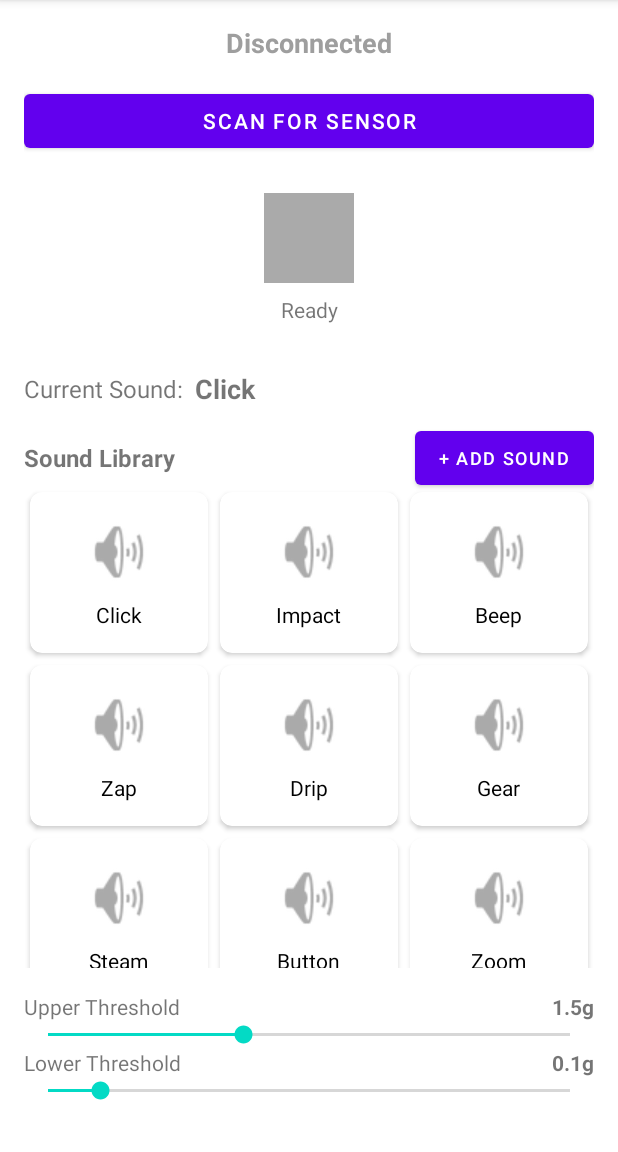
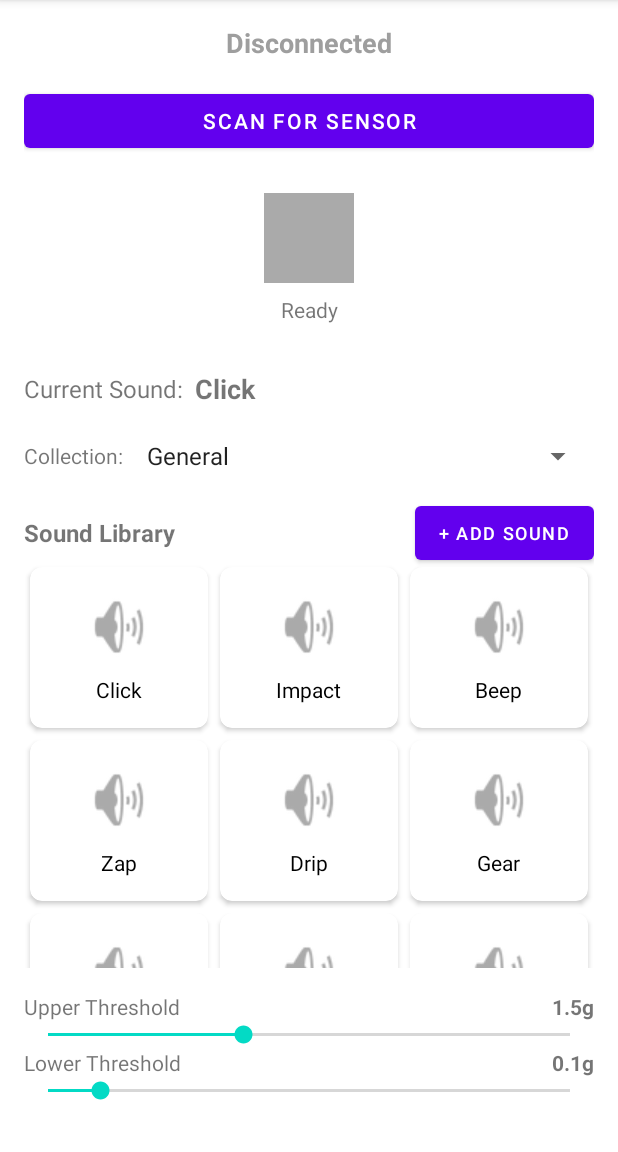
Before and after one commit to gwbischof/beatbag, an Android app: the screen it shows after launch (MainActivity), on a phone screen of 412 x 824 dp, the part 84-1236 px from its top. Run offline under Robolectric (Android 15) with nearby library versions, the phone set to English and light mode, and no system bars.

Commit message:
add fart collection

```diff
--- a/app/src/main/java/com/beatbag/BeatBagAudioManager.kt
+++ b/app/src/main/java/com/beatbag/BeatBagAudioManager.kt
@@ -23,10 +23,17 @@ class BeatBagAudioManager(private val context: Context) {
         var soundId: Int = -1  // SoundPool sound ID
     )
 
+    data class SoundCollection(
+        val name: String,
+        val sounds: MutableList<Sound> = mutableListOf()
+    )
+
     private val soundPool: SoundPool
-    private val soundLibrary = mutableListOf<Sound>()
+    private val collections = mutableMapOf<String, SoundCollection>()
+    private var currentCollectionName = "General"
     private val selectedSoundIds = mutableSetOf<Int>()
     private var currentSoundIndex = 0  // For backwards compatibility and initial selection
+    private var nextSoundId = 0  // Global sound ID counter
 
     init {
         val audioAttributes = AudioAttributes.Builder()
@@ -49,35 +56,42 @@ class BeatBagAudioManager(private val context: Context) {
     }
 
     /**
-     * Add a sound from app resources
+     * Add a sound from app resources to a specific collection
      */
-    fun addSoundFromResource(name: String, resourceId: Int): Int {
+    fun addSoundFromResource(name: String, resourceId: Int, collectionName: String = currentCollectionName): Int {
         val soundId = soundPool.load(context, resourceId, 1)
         val sound = Sound(
-            id = soundLibrary.size,
+            id = nextSoundId++,
             name = name,
             resourceId = resourceId,
             soundId = soundId
         )
-        soundLibrary.add(sound)
-        Log.d(TAG, "Added sound from resource: $name")
+        getOrCreateCollection(collectionName).sounds.add(sound)
+        Log.d(TAG, "Added sound from resource: $name to collection: $collectionName")
         return sound.id
     }
 
     /**
-     * Add a sound from external file path
+     * Add a sound from external file path to a specific collection
      */
-    fun addSoundFromFile(name: String, filePath: String): Int {
+    fun addSoundFromFile(name: String, filePath: String, collectionName: String = currentCollectionName): Int {
         val soundId = soundPool.load(filePath, 1)
         val sound = Sound(
-            id = soundLibrary.size,
+            id = nextSoundId++,
             name = name,
             filePath = filePath,
             soundId = soundId
         )
-        soundLibrary.add(sound)
-        Log.d(TAG, "Added sound from file: $name at $filePath")
+        getOrCreateCollection(collectionName).sounds.add(sound)
+        Log.d(TAG, "Added sound from file: $name at $filePath to collection: $collectionName")
         return sound.id
+    }
+
+    /**
+     * Get or create a collection by name
+     */
+    private fun getOrCreateCollection(name: String): SoundCollection {
+        return collections.getOrPut(name) { SoundCollection(name) }
     }
 
     /**
@@ -86,19 +100,24 @@ class BeatBagAudioManager(private val context: Context) {
      * @param intensity Value between 0.0 and 2.0 (normalized kick intensity)
      */
     fun playCurrentSound(intensity: Float = 1.0f) {
-        if (soundLibrary.isEmpty()) {
-            Log.w(TAG, "No sounds in library")
+        val currentCollection = collections[currentCollectionName]
+        if (currentCollection == null || currentCollection.sounds.isEmpty()) {
+            Log.w(TAG, "No sounds in current collection")
             return
         }
 
         // Get the sound to play
         val sound = if (selectedSoundIds.isNotEmpty()) {
-            // Pick a random sound from selected sounds
-            val randomId = selectedSoundIds.random()
-            soundLibrary.find { it.id == randomId }
+            // Pick a random sound from selected sounds (filter by current collection)
+            val selectedInCollection = currentCollection.sounds.filter { selectedSoundIds.contains(it.id) }
+            if (selectedInCollection.isNotEmpty()) {
+                selectedInCollection.random()
+            } else {
+                currentCollection.sounds.getOrNull(currentSoundIndex)
+            }
         } else {
             // Fall back to current sound if nothing selected
-            soundLibrary.getOrNull(currentSoundIndex)
+            currentCollection.sounds.getOrNull(currentSoundIndex)
         }
 
         if (sound == null) {
@@ -127,49 +146,85 @@ class BeatBagAudioManager(private val context: Context) {
     }
 
     /**
-     * Select a sound by index
+     * Select a sound by index in current collection
      */
     fun selectSound(index: Int) {
-        if (index in soundLibrary.indices) {
+        val currentCollection = collections[currentCollectionName]
+        if (currentCollection != null && index in currentCollection.sounds.indices) {
             currentSoundIndex = index
-            Log.d(TAG, "Selected sound: ${soundLibrary[index].name}")
+            Log.d(TAG, "Selected sound: ${currentCollection.sounds[index].name}")
         } else {
             Log.w(TAG, "Invalid sound index: $index")
         }
     }
 
     /**
-     * Get current sound
+     * Get current sound from current collection
      */
     fun getCurrentSound(): Sound? {
-        return if (soundLibrary.isNotEmpty()) {
-            soundLibrary[currentSoundIndex]
+        val currentCollection = collections[currentCollectionName]
+        return if (currentCollection != null && currentCollection.sounds.isNotEmpty()) {
+            currentCollection.sounds.getOrNull(currentSoundIndex)
         } else {
             null
         }
     }
 
     /**
-     * Get all sounds in library
+     * Get all sounds in current collection
      */
-    fun getAllSounds(): List<Sound> = soundLibrary.toList()
+    fun getAllSounds(): List<Sound> {
+        return collections[currentCollectionName]?.sounds?.toList() ?: emptyList()
+    }
 
     /**
-     * Remove a sound from the library
+     * Switch to a different collection
+     */
+    fun setCurrentCollection(name: String) {
+        if (collections.containsKey(name)) {
+            currentCollectionName = name
+            currentSoundIndex = 0
+            selectedSoundIds.clear()
+            Log.d(TAG, "Switched to collection: $name")
+        } else {
+            Log.w(TAG, "Collection not found: $name")
+        }
+    }
+
+    /**
+     * Get all collection names
+     */
+    fun getCollectionNames(): List<String> {
+        return collections.keys.toList()
+    }
+
+    /**
+     * Get current collection name
+     */
+    fun getCurrentCollectionName(): String {
+        return currentCollectionName
+    }
+
+    /**
+     * Remove a sound from the current collection
      */
     fun removeSound(id: Int) {
-        val index = soundLibrary.indexOfFirst { it.id == id }
+        val currentCollection = collections[currentCollectionName] ?: return
+        val index = currentCollection.sounds.indexOfFirst { it.id == id }
         if (index != -1) {
-            val sound = soundLibrary[index]
+            val sound = currentCollection.sounds[index]
             if (sound.soundId != -1) {
                 soundPool.unload(sound.soundId)
             }
-            soundLibrary.removeAt(index)
+            currentCollection.sounds.removeAt(index)
 
             // Adjust current index if needed
-            if (currentSoundIndex >= soundLibrary.size) {
-                currentSoundIndex = maxOf(0, soundLibrary.size - 1)
+            if (currentSoundIndex >= currentCollection.sounds.size) {
+                currentSoundIndex = maxOf(0, currentCollection.sounds.size - 1)
             }
+
+            // Remove from selection if selected
+            selectedSoundIds.remove(id)
 
             Log.d(TAG, "Removed sound: ${sound.name}")
         }
@@ -196,10 +251,11 @@ class BeatBagAudioManager(private val context: Context) {
     }
 
     /**
-     * Get all selected sounds
+     * Get all selected sounds from current collection
      */
     fun getSelectedSounds(): List<Sound> {
-        return soundLibrary.filter { selectedSoundIds.contains(it.id) }
+        val currentCollection = collections[currentCollectionName]
+        return currentCollection?.sounds?.filter { selectedSoundIds.contains(it.id) } ?: emptyList()
     }
 
     /**
@@ -222,7 +278,7 @@ class BeatBagAudioManager(private val context: Context) {
      */
     fun release() {
         soundPool.release()
-        soundLibrary.clear()
+        collections.clear()
         selectedSoundIds.clear()
         Log.d(TAG, "Audio manager released")
     }
--- a/app/src/main/java/com/beatbag/MainActivity.kt
+++ b/app/src/main/java/com/beatbag/MainActivity.kt
@@ -9,7 +9,13 @@ import android.os.Bundle
 import android.view.LayoutInflater
 import android.view.View
 import android.view.ViewGroup
-import android.widget.*
+import android.widget.AdapterView
+import android.widget.ArrayAdapter
+import android.widget.Button
+import android.widget.SeekBar
+import android.widget.Spinner
+import android.widget.TextView
+import android.widget.Toast
 import androidx.activity.result.contract.ActivityResultContracts
 import androidx.appcompat.app.AlertDialog
 import androidx.appcompat.app.AppCompatActivity
@@ -40,6 +46,7 @@ class MainActivity : AppCompatActivity() {
     private lateinit var lowerThresholdSlider: SeekBar
     private lateinit var upperThresholdValue: TextView
     private lateinit var lowerThresholdValue: TextView
+    private lateinit var collectionSpinner: Spinner
 
     private lateinit var soundAdapter: SoundAdapter
     private val foundDevices = mutableListOf<Pair<String, String>>()
@@ -75,6 +82,7 @@ class MainActivity : AppCompatActivity() {
         lowerThresholdSlider = findViewById(R.id.lowerThresholdSlider)
         upperThresholdValue = findViewById(R.id.upperThresholdValue)
         lowerThresholdValue = findViewById(R.id.lowerThresholdValue)
+        collectionSpinner = findViewById(R.id.collectionSpinner)
 
         // Set up RecyclerView
         soundAdapter = SoundAdapter { sound ->
@@ -88,6 +96,9 @@ class MainActivity : AppCompatActivity() {
 
         // Load default sounds (will be added later)
         loadDefaultSounds()
+
+        // Set up collection spinner
+        setupCollectionSpinner()
 
         // Set up listeners
         setupListeners()
@@ -210,21 +221,35 @@ class MainActivity : AppCompatActivity() {
     }
 
     private fun loadDefaultSounds() {
-        // Add default sounds from resources
-        audioManager.addSoundFromResource("Click", R.raw.kick1)
-        audioManager.addSoundFromResource("Impact", R.raw.kick2)
-        audioManager.addSoundFromResource("Beep", R.raw.kick3)
-        audioManager.addSoundFromResource("Zap", R.raw.kick4)
-        audioManager.addSoundFromResource("Drip", R.raw.kick5)
-        audioManager.addSoundFromResource("Gear", R.raw.kick6)
-        audioManager.addSoundFromResource("Steam", R.raw.kick7)
-        audioManager.addSoundFromResource("Button", R.raw.kick8)
-        audioManager.addSoundFromResource("Zoom", R.raw.kick9)
-        audioManager.addSoundFromResource("Mech", R.raw.kick10)
-        audioManager.addSoundFromResource("Switch", R.raw.kick11)
-        audioManager.addSoundFromResource("Bloop", R.raw.kick12)
-        audioManager.addSoundFromResource("Pop", R.raw.kick13)
-        audioManager.addSoundFromResource("Thump", R.raw.kick14)
+        // Load General collection sounds
+        audioManager.addSoundFromResource("Click", R.raw.kick1, "General")
+        audioManager.addSoundFromResource("Impact", R.raw.kick2, "General")
+        audioManager.addSoundFromResource("Beep", R.raw.kick3, "General")
+        audioManager.addSoundFromResource("Zap", R.raw.kick4, "General")
+        audioManager.addSoundFromResource("Drip", R.raw.kick5, "General")
+        audioManager.addSoundFromResource("Gear", R.raw.kick6, "General")
+        audioManager.addSoundFromResource("Steam", R.raw.kick7, "General")
+        audioManager.addSoundFromResource("Button", R.raw.kick8, "General")
+        audioManager.addSoundFromResource("Zoom", R.raw.kick9, "General")
+        audioManager.addSoundFromResource("Mech", R.raw.kick10, "General")
+        audioManager.addSoundFromResource("Switch", R.raw.kick11, "General")
+        audioManager.addSoundFromResource("Bloop", R.raw.kick12, "General")
+        audioManager.addSoundFromResource("Pop", R.raw.kick13, "General")
+        audioManager.addSoundFromResource("Thump", R.raw.kick14, "General")
+
+        // Load Farts collection sounds
+        audioManager.addSoundFromResource("Fart 1", R.raw.fart_1, "Farts")
+        audioManager.addSoundFromResource("Fart 2", R.raw.fart_2, "Farts")
+        audioManager.addSoundFromResource("Fart 3", R.raw.fart_3, "Farts")
+        audioManager.addSoundFromResource("Fart 4", R.raw.fart_4, "Farts")
+        audioManager.addSoundFromResource("Fart 5", R.raw.fart_5, "Farts")
+        audioManager.addSoundFromResource("Fart 7", R.raw.fart_7, "Farts")
+        audioManager.addSoundFromResource("Fart 8", R.raw.fart_8, "Farts")
+        audioManager.addSoundFromResource("Fart 9", R.raw.fart_9, "Farts")
+        audioManager.addSoundFromResource("Fart 10", R.raw.fart_10, "Farts")
+        audioManager.addSoundFromResource("Fart Combo", R.raw.fart_combo, "Farts")
+        audioManager.addSoundFromResource("Echo Fart", R.raw.fart_echo, "Farts")
+        audioManager.addSoundFromResource("Small Fart", R.raw.fart_small, "Farts")
 
         updateSoundLibraryUI()
     }
@@ -240,6 +265,26 @@ class MainActivity : AppCompatActivity() {
             "Random ($selectedCount selected)"
         } else {
             audioManager.getCurrentSound()?.name ?: "None"
+        }
+    }
+
+    private fun setupCollectionSpinner() {
+        val collections = audioManager.getCollectionNames()
+        val adapter = ArrayAdapter(this, android.R.layout.simple_spinner_item, collections)
+        adapter.setDropDownViewResource(android.R.layout.simple_spinner_dropdown_item)
+        collectionSpinner.adapter = adapter
+
+        // Set listener for collection changes
+        collectionSpinner.onItemSelectedListener = object : AdapterView.OnItemSelectedListener {
+            override fun onItemSelected(parent: AdapterView<*>?, view: View?, position: Int, id: Long) {
+                val selectedCollection = collections[position]
+                audioManager.setCurrentCollection(selectedCollection)
+                updateSoundLibraryUI()
+            }
+
+            override fun onNothingSelected(parent: AdapterView<*>?) {
+                // Do nothing
+            }
         }
     }
 
--- a/app/src/main/res/layout/activity_main.xml
+++ b/app/src/main/res/layout/activity_main.xml
@@ -78,6 +78,28 @@
         app:layout_constraintStart_toEndOf="@id/currentSoundLabel"
         app:layout_constraintEnd_toEndOf="parent" />
 
+    <!-- Collection Selector -->
+    <TextView
+        android:id="@+id/collectionLabel"
+        android:layout_width="wrap_content"
+        android:layout_height="wrap_content"
+        android:text="Collection:"
+        android:textSize="14sp"
+        android:layout_marginTop="24dp"
+        app:layout_constraintTop_toBottomOf="@id/currentSoundLabel"
+        app:layout_constraintStart_toStartOf="parent" />
+
+    <Spinner
+        android:id="@+id/collectionSpinner"
+        android:layout_width="0dp"
+        android:layout_height="wrap_content"
+        android:layout_marginStart="8dp"
+        android:minHeight="48dp"
+        app:layout_constraintTop_toTopOf="@id/collectionLabel"
+        app:layout_constraintBottom_toBottomOf="@id/collectionLabel"
+        app:layout_constraintStart_toEndOf="@id/collectionLabel"
+        app:layout_constraintEnd_toEndOf="parent" />
+
     <!-- Sound Library Grid -->
     <TextView
         android:id="@+id/soundLibraryLabel"
@@ -86,8 +108,8 @@
         android:text="@string/sound_library"
         android:textSize="16sp"
         android:textStyle="bold"
-        android:layout_marginTop="24dp"
-        app:layout_constraintTop_toBottomOf="@id/currentSoundLabel"
+        android:layout_marginTop="16dp"
+        app:layout_constraintTop_toBottomOf="@id/collectionSpinner"
         app:layout_constraintStart_toStartOf="parent" />
 
     <Button
```
Also changed, not shown: 12 other files.
